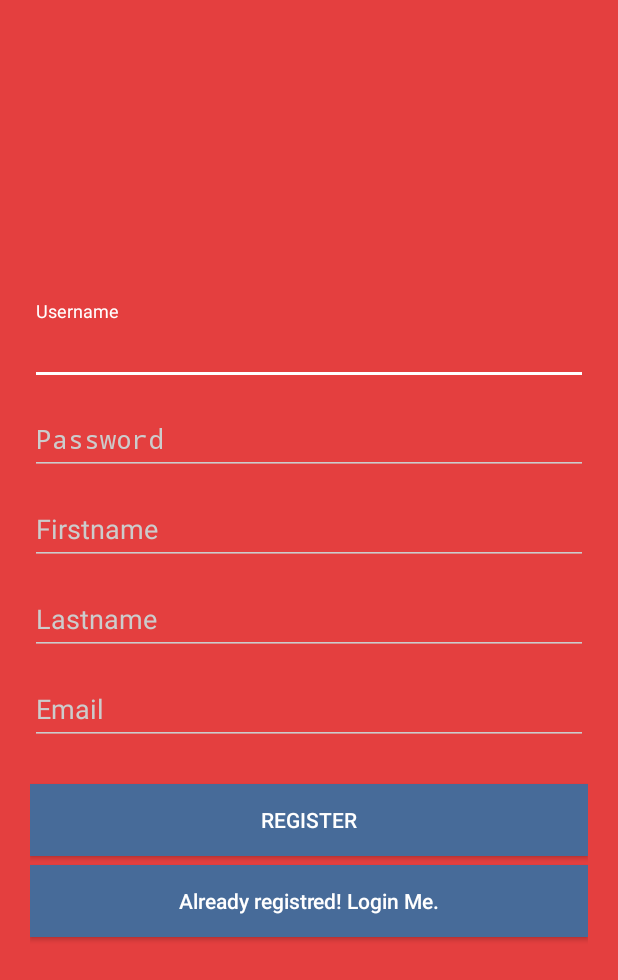
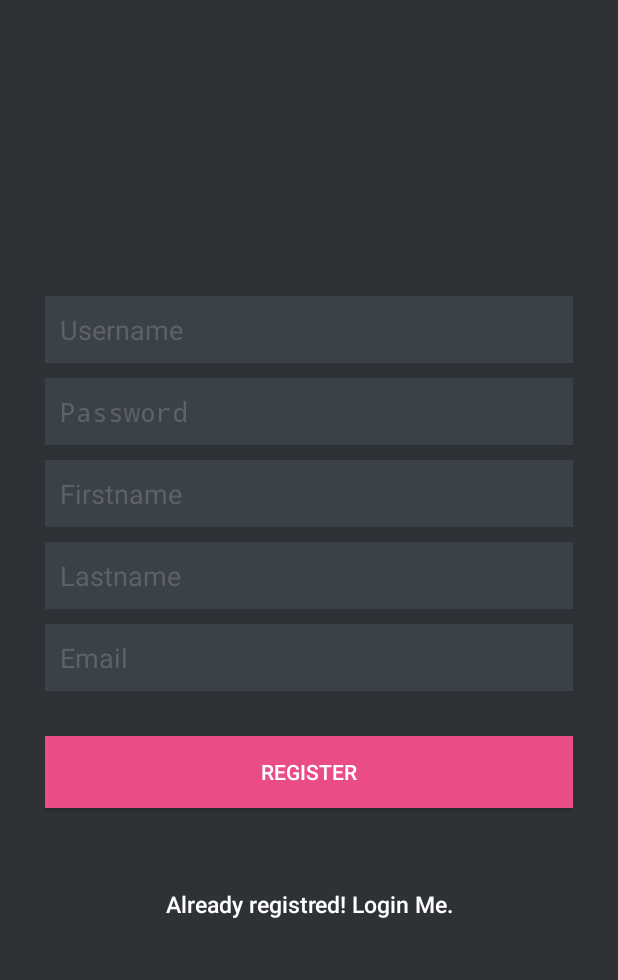
Before and after one commit to 9tarz/shoutout_android, an Android app: the RegisterActivity screen opened directly, with no data from a screen before it, on a phone screen of 412 x 824 dp. Shown: the top 980 px of the screen. Run offline under Robolectric (Android 15) with nearby library versions, the phone set to English and light mode, and no system bars; our stand-ins replace Volley.

Commit message:
Revert "remake login and regis ui"
This reverts commit bbe0169f36256ed9634b9e6dca741f6de7ad25fb.

```diff
--- a/app/src/debug/res/values/google_maps_api.xml
+++ /dev/null
@@ -1,7 +0,0 @@
-<?xml version="1.0" encoding="utf-8"?>
-
-<resources>
-    <string name="google_maps_key" transtable="false" templateMergeStategy ="preserve">
-        AIzaSyC-gzkXCVP6xqGm4pELUf37v2X3Z3EXK5Y
-    </string>
-</resources>
--- a/app/src/main/AndroidManifest.xml
+++ b/app/src/main/AndroidManifest.xml
@@ -56,7 +56,7 @@
             android:value="@integer/google_play_services_version" />
         <meta-data
             android:name="com.google.android.maps.v2.API_KEY"
-            android:value="AIzaSyC-gzkXCVP6xqGm4pELUf37v2X3Z3EXK5Y" />
+            android:value="@string/google_maps_key" />
         <activity
             android:name="activity.MapsActivity"
             android:label="@string/title_activity_maps" >
--- a/app/src/main/res/layout/activity_login.xml
+++ b/app/src/main/res/layout/activity_login.xml
@@ -2,8 +2,7 @@
 <ScrollView xmlns:android="http://schemas.android.com/apk/res/android"
     android:layout_width="fill_parent"
     android:layout_height="fill_parent"
-    android:fitsSystemWindows="true"
-    android:fillViewport="true">
+    android:fitsSystemWindows="true">
 
     <LinearLayout
         android:layout_width="match_parent"
@@ -12,8 +11,7 @@
         android:orientation="vertical"
         android:paddingTop="56dp"
         android:paddingLeft="20dp"
-        android:paddingRight="20dp"
-        >
+        android:paddingRight="20dp">
 
         <ImageView android:src="@drawable/ic_logo"
             android:layout_width="wrap_content"
@@ -22,7 +20,7 @@
             android:layout_gravity="center_horizontal" />
 
         <android.support.design.widget.TextInputLayout
-            android:layout_width="fill_parent"
+            android:layout_width="match_parent"
             android:layout_height="wrap_content"
             android:layout_marginTop="8dp"
             android:layout_marginBottom="8dp">
@@ -82,19 +80,21 @@
             android:layout_width="fill_parent"
             android:layout_height="wrap_content"
             android:layout_marginTop="24dp"
-            android:layout_marginBottom="0dp"
+            android:layout_marginBottom="24dp"
             android:text="@string/btn_login"/>
 
         <!-- Link to Login Screen -->
 
-        <android.support.v7.widget.AppCompatButton
+        <Button
             android:id="@+id/btnLinkToRegisterScreen"
             android:layout_width="fill_parent"
             android:layout_height="wrap_content"
-            android:layout_marginTop="6dp"
-            android:layout_marginBottom="0dp"
+            android:layout_marginTop="40dip"
+            android:background="@null"
             android:text="@string/btn_link_to_register"
-            android:textAllCaps="false"/>
+            android:textAllCaps="false"
+            android:textColor="@color/white"
+            android:textSize="16dip" />
 
 
     </LinearLayout>
--- a/app/src/main/res/layout/activity_register.xml
+++ b/app/src/main/res/layout/activity_register.xml
@@ -1,119 +1,108 @@
 <?xml version="1.0" encoding="utf-8"?>
-<ScrollView xmlns:android="http://schemas.android.com/apk/res/android"
+<LinearLayout xmlns:android="http://schemas.android.com/apk/res/android"
     android:layout_width="fill_parent"
     android:layout_height="fill_parent"
-    android:fitsSystemWindows="true"
-    android:fillViewport="true">
-    <LinearLayout xmlns:android="http://schemas.android.com/apk/res/android"
-        android:layout_width="match_parent"
+    android:background="@color/bg_register"
+    android:gravity="center"
+    android:orientation="vertical"
+    android:padding="10dp" >
+
+    <LinearLayout
+        android:layout_width="fill_parent"
         android:layout_height="wrap_content"
-        android:background="@color/primary"
+        android:layout_gravity="center"
         android:orientation="vertical"
         android:paddingLeft="20dp"
-        android:paddingRight="20dp"
-        android:gravity="center"
+        android:paddingRight="20dp" >
 
-        >
-        <android.support.design.widget.TextInputLayout
+        <EditText
+            android:id="@+id/username"
             android:layout_width="fill_parent"
             android:layout_height="wrap_content"
-            android:layout_marginTop="2dp"
-            android:layout_marginBottom="2dp">
-            <EditText
-                android:id="@+id/username"
-                android:layout_width="match_parent"
-                android:layout_height="wrap_content"
-                android:textColor="@color/white"
+            android:layout_marginBottom="10dp"
+            android:background="@color/input_register_bg"
+            android:hint="@string/hint_username"
+            android:padding="10dp"
+            android:singleLine="true"
             android:inputType="textVisiblePassword|textNoSuggestions"
-                android:hint="@string/hint_username"
-                android:singleLine="true"/>
-        </android.support.design.widget.TextInputLayout>
+            android:textColor="@color/input_register"
+            android:textColorHint="@color/input_register_hint" />
 
-        <android.support.design.widget.TextInputLayout
-            android:layout_width="match_parent"
-            android:layout_height="wrap_content"
-            android:layout_marginTop="2dp"
-            android:layout_marginBottom="2dp">
         <EditText
             android:id="@+id/password"
-                android:layout_width="match_parent"
-                android:layout_height="wrap_content"
-                android:textColor="@color/white"
-                android:inputType="textPassword"
-                android:hint="@string/hint_password"
-                android:singleLine="true"/>
-        </android.support.design.widget.TextInputLayout>
-
-        <android.support.design.widget.TextInputLayout
             android:layout_width="fill_parent"
             android:layout_height="wrap_content"
-            android:layout_marginTop="2dp"
-            android:layout_marginBottom="2dp">
+            android:layout_marginBottom="10dp"
+            android:background="@color/input_register_bg"
+            android:hint="@string/hint_password"
+            android:inputType="textPassword"
+            android:padding="10dp"
+            android:singleLine="true"
+            android:textColor="@color/input_register"
+            android:textColorHint="@color/input_register_hint" />
         <EditText
             android:id="@+id/firstname"
-                android:layout_width="match_parent"
-                android:layout_height="wrap_content"
-                android:textColor="@color/white"
-                android:hint="@string/hint_firstname"
-                android:singleLine="true"
-                android:inputType="textCapWords"/>
-        </android.support.design.widget.TextInputLayout>
-
-        <android.support.design.widget.TextInputLayout
             android:layout_width="fill_parent"
             android:layout_height="wrap_content"
-            android:layout_marginTop="2dp"
-            android:layout_marginBottom="2dp">
+            android:layout_marginBottom="10dp"
+            android:background="@color/input_register_bg"
+            android:hint="@string/hint_firstname"
+            android:padding="10dp"
+            android:singleLine="true"
+            android:inputType="textCapWords"
+            android:textColor="@color/input_register"
+            android:textColorHint="@color/input_register_hint" />
+
         <EditText
             android:id="@+id/lastname"
-                android:layout_width="match_parent"
-                android:layout_height="wrap_content"
-                android:textColor="@color/white"
-                android:hint="@string/hint_lastname"
-                android:singleLine="true"
-                android:inputType="textCapWords"/>
-        </android.support.design.widget.TextInputLayout>
-
-        <android.support.design.widget.TextInputLayout
             android:layout_width="fill_parent"
             android:layout_height="wrap_content"
-            android:layout_marginTop="2dp"
-            android:layout_marginBottom="2dp">
+            android:layout_marginBottom="10dp"
+            android:background="@color/input_register_bg"
+            android:hint="@string/hint_lastname"
+            android:inputType="textCapWords"
+            android:padding="10dp"
+            android:singleLine="true"
+            android:textColor="@color/input_register"
+            android:textColorHint="@color/input_register_hint" />
+
         <EditText
             android:id="@+id/email"
-                android:layout_width="match_parent"
+            android:layout_width="fill_parent"
             android:layout_height="wrap_content"
-                android:textColor="@color/white"
+            android:layout_marginBottom="10dp"
+            android:background="@color/input_register_bg"
             android:hint="@string/hint_email"
+            android:inputType="textEmailAddress"
+            android:padding="10dp"
             android:singleLine="true"
-                android:inputType="textEmailAddress"/>
-        </android.support.design.widget.TextInputLayout>
+            android:textColor="@color/input_register"
+            android:textColorHint="@color/input_register_hint" />
 
-        <!-- Link to Register -->
-        <android.support.v7.widget.AppCompatButton
+
+        <!-- Login Button -->
+
+        <Button
             android:id="@+id/btnRegister"
             android:layout_width="fill_parent"
             android:layout_height="wrap_content"
-            android:layout_marginTop="24dp"
-            android:layout_marginBottom="0dp"
+            android:layout_marginTop="20dip"
+            android:background="#ea4c88"
             android:text="@string/btn_register"
-            android:background="#476b99"
-            android:textColor="@color/white"
-            />
-
+            android:textColor="@color/white" />
 
         <!-- Link to Login Screen -->
 
-        <android.support.v7.widget.AppCompatButton
+        <Button
             android:id="@+id/btnLinkToLoginScreen"
             android:layout_width="fill_parent"
             android:layout_height="wrap_content"
-            android:layout_marginTop="6dp"
-            android:layout_marginBottom="0dp"
+            android:layout_marginTop="40dip"
+            android:background="@null"
             android:text="@string/btn_link_to_login"
             android:textAllCaps="false"
-            android:background="#476b99"
-            android:textColor="@color/white"/>
+            android:textColor="@color/white"
+            android:textSize="15dp" />
+    </LinearLayout>
 
 </LinearLayout>
-</ScrollView>
```
Also changed, not shown: 5 other files. Lines whose indentation alone changed are shown as unchanged.
